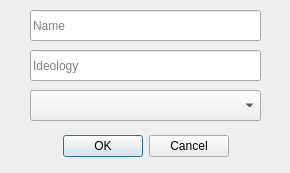
Before: the Qt Designer form src/gui/addvoterdialog.ui in 4ahlikNevmiruchi/PoliticalSim, drawn with Qt 5.
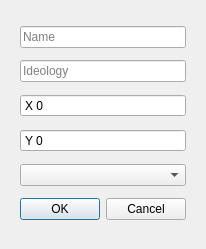
After: the same form once the commit is applied.

Commit message: ideology compass, new widget, logic rehaul

The edit to the form file:
```diff
--- a/src/gui/addvoterdialog.ui
+++ b/src/gui/addvoterdialog.ui
@@ -6,101 +6,120 @@
    <rect>
     <x>0</x>
     <y>0</y>
-    <width>290</width>
-    <height>173</height>
+    <width>202</width>
+    <height>249</height>
    </rect>
   </property>
   <property name="windowTitle">
    <string>Dialog</string>
   </property>
-  <widget class="QDialogButtonBox" name="buttonBox">
-   <property name="geometry">
-    <rect>
-     <x>60</x>
-     <y>130</y>
-     <width>171</width>
-     <height>32</height>
-    </rect>
-   </property>
-   <property name="orientation">
-    <enum>Qt::Orientation::Horizontal</enum>
-   </property>
-   <property name="standardButtons">
-    <set>QDialogButtonBox::StandardButton::Cancel|QDialogButtonBox::StandardButton::Ok</set>
-   </property>
-   <property name="centerButtons">
-    <bool>true</bool>
-   </property>
-  </widget>
-  <widget class="QLineEdit" name="nameEdit">
-   <property name="geometry">
-    <rect>
-     <x>30</x>
-     <y>10</y>
-     <width>231</width>
-     <height>31</height>
-    </rect>
-   </property>
-   <property name="text">
-    <string/>
-   </property>
-   <property name="echoMode">
-    <enum>QLineEdit::EchoMode::Normal</enum>
-   </property>
-   <property name="cursorPosition">
-    <number>0</number>
-   </property>
-   <property name="alignment">
-    <set>Qt::AlignmentFlag::AlignLeading|Qt::AlignmentFlag::AlignLeft|Qt::AlignmentFlag::AlignVCenter</set>
-   </property>
-   <property name="placeholderText">
-    <string>Name</string>
-   </property>
-   <property name="clearButtonEnabled">
-    <bool>false</bool>
-   </property>
-  </widget>
-  <widget class="QLineEdit" name="ideologyEdit">
-   <property name="geometry">
-    <rect>
-     <x>30</x>
-     <y>50</y>
-     <width>231</width>
-     <height>31</height>
-    </rect>
-   </property>
-   <property name="text">
-    <string/>
-   </property>
-   <property name="echoMode">
-    <enum>QLineEdit::EchoMode::Normal</enum>
-   </property>
-   <property name="cursorPosition">
-    <number>0</number>
-   </property>
-   <property name="alignment">
-    <set>Qt::AlignmentFlag::AlignLeading|Qt::AlignmentFlag::AlignLeft|Qt::AlignmentFlag::AlignVCenter</set>
-   </property>
-   <property name="placeholderText">
-    <string>Ideology</string>
-   </property>
-   <property name="clearButtonEnabled">
-    <bool>false</bool>
-   </property>
-  </widget>
-  <widget class="QComboBox" name="partyComboBox">
-   <property name="geometry">
-    <rect>
-     <x>30</x>
-     <y>90</y>
-     <width>231</width>
-     <height>31</height>
-    </rect>
-   </property>
-   <property name="placeholderText">
-    <string>Preffered Party</string>
-   </property>
-  </widget>
+  <layout class="QGridLayout" name="gridLayout">
+   <item row="0" column="0">
+    <widget class="QWidget" name="addVoterWidget" native="true">
+     <layout class="QVBoxLayout" name="verticalLayout">
+      <item>
+       <widget class="QLineEdit" name="nameEdit">
+        <property name="text">
+         <string/>
+        </property>
+        <property name="echoMode">
+         <enum>QLineEdit::EchoMode::Normal</enum>
+        </property>
+        <property name="cursorPosition">
+         <number>0</number>
+        </property>
+        <property name="alignment">
+         <set>Qt::AlignmentFlag::AlignLeading|Qt::AlignmentFlag::AlignLeft|Qt::AlignmentFlag::AlignVCenter</set>
+        </property>
+        <property name="placeholderText">
+         <string>Name</string>
+        </property>
+        <property name="clearButtonEnabled">
+         <bool>false</bool>
+        </property>
+       </widget>
+      </item>
+      <item>
+       <widget class="QLineEdit" name="ideologyEdit">
+        <property name="text">
+         <string/>
+        </property>
+        <property name="echoMode">
+         <enum>QLineEdit::EchoMode::Normal</enum>
+        </property>
+        <property name="cursorPosition">
+         <number>0</number>
+        </property>
+        <property name="alignment">
+         <set>Qt::AlignmentFlag::AlignLeading|Qt::AlignmentFlag::AlignLeft|Qt::AlignmentFlag::AlignVCenter</set>
+        </property>
+        <property name="placeholderText">
+         <string>Ideology</string>
+        </property>
+        <property name="clearButtonEnabled">
+         <bool>false</bool>
+        </property>
+       </widget>
+      </item>
+      <item>
+       <widget class="QSpinBox" name="ideologyXSpinBox">
+        <property name="buttonSymbols">
+         <enum>QAbstractSpinBox::ButtonSymbols::NoButtons</enum>
+        </property>
+        <property name="suffix">
+         <string/>
+        </property>
+        <property name="prefix">
+         <string>X </string>
+        </property>
+        <property name="minimum">
+         <number>-100</number>
+        </property>
+        <property name="maximum">
+         <number>100</number>
+        </property>
+       </widget>
+      </item>
+      <item>
+       <widget class="QSpinBox" name="ideologyYSpinBox">
+        <property name="buttonSymbols">
+         <enum>QAbstractSpinBox::ButtonSymbols::NoButtons</enum>
+        </property>
+        <property name="prefix">
+         <string>Y </string>
+        </property>
+        <property name="minimum">
+         <number>-100</number>
+        </property>
+        <property name="maximum">
+         <number>100</number>
+        </property>
+       </widget>
+      </item>
+      <item>
+       <widget class="QComboBox" name="partyComboBox">
+        <property name="placeholderText">
+         <string>Preffered Party</string>
+        </property>
+       </widget>
+      </item>
+      <item>
+       <widget class="QDialogButtonBox" name="buttonBox">
+        <property name="orientation">
+         <enum>Qt::Orientation::Horizontal</enum>
+        </property>
+        <property name="standardButtons">
+         <set>QDialogButtonBox::StandardButton::Cancel|QDialogButtonBox::StandardButton::Ok</set>
+        </property>
+        <property name="centerButtons">
+         <bool>true</bool>
+        </property>
+       </widget>
+      </item>
+     </layout>
+    </widget>
+   </item>
+  </layout>
  </widget>
  <resources/>
  <connections>
```
The commit also changes 15 other files.
